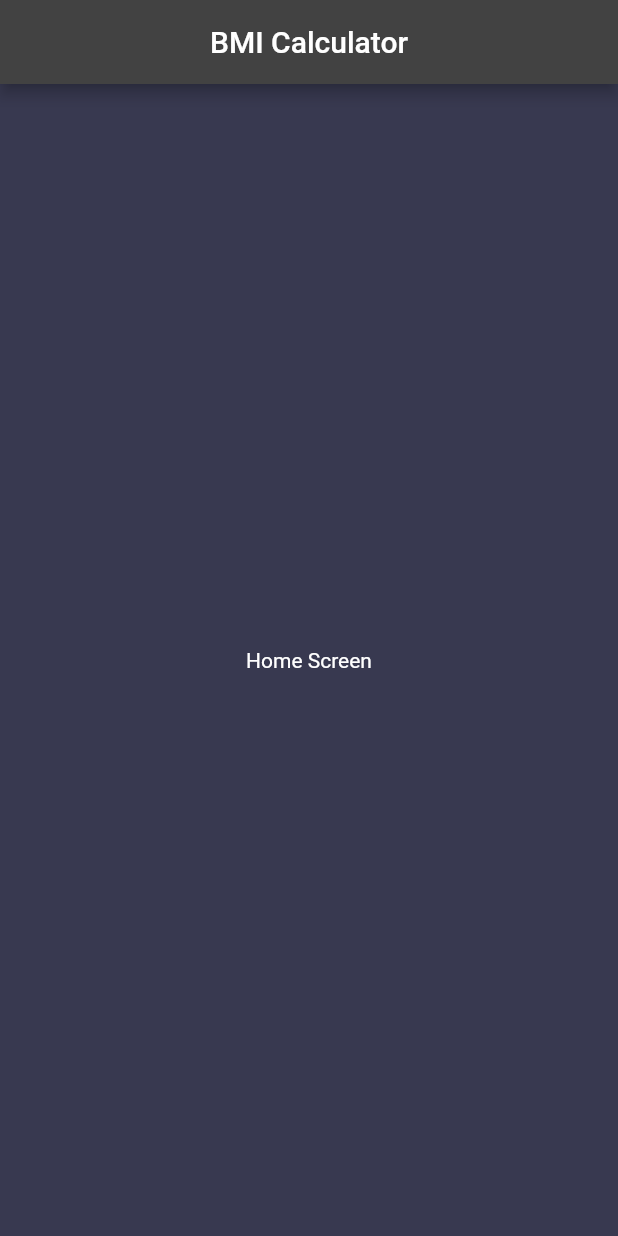
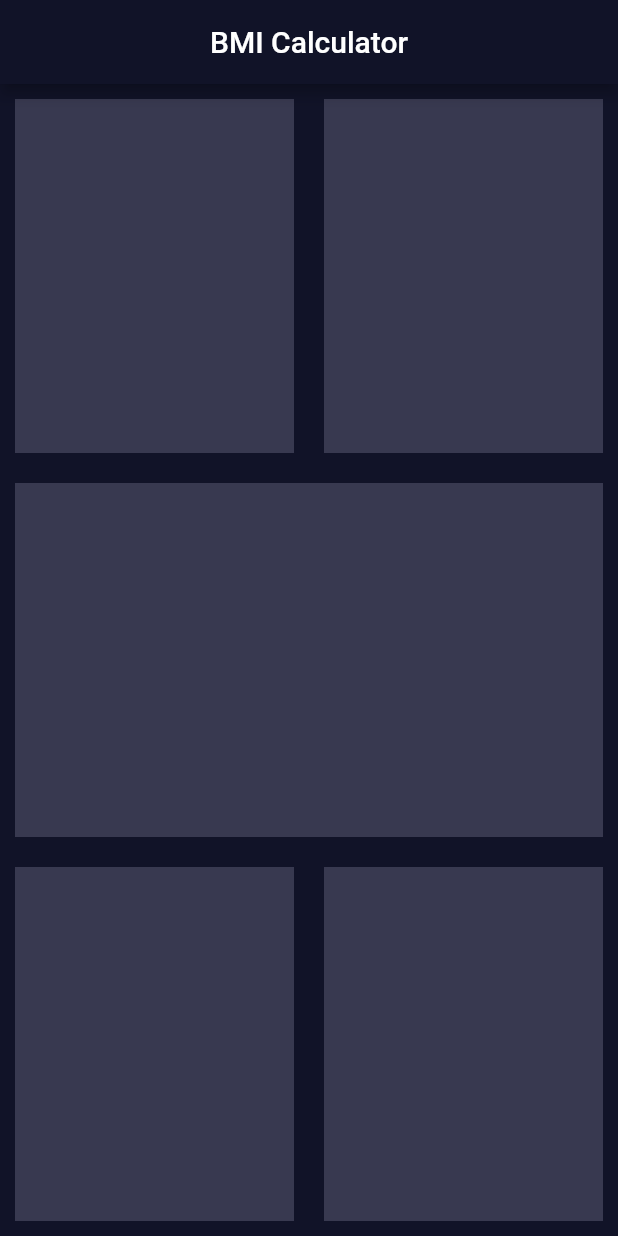
Before and after one commit to samirsamawade/bmi_calculator, a Flutter app: the screen it shows after launch, on a phone screen of 412 x 824 dp. Run offline on Flutter 3.47's test engine with Material 2 defaults, Android fonts, the phone set to English and light mode, and no system bars.

Commit message:
Home Page Structure

```diff
--- a/lib/main.dart
+++ b/lib/main.dart
@@ -14,9 +14,8 @@ class BMICalculator extends StatelessWidget {
     return MaterialApp(
       debugShowCheckedModeBanner: false,
       theme: ThemeData.dark().copyWith(
-        primaryColor: const Color(0xFF111328),
-        scaffoldBackgroundColor: const Color(0xFF383950)
-      ),
+          primaryColor: const Color(0xFF383950),
+          scaffoldBackgroundColor: const Color(0xFF111328)),
       home: const HomeScreen(),
     );
   }
--- a/lib/screens/home.dart
+++ b/lib/screens/home.dart
@@ -7,10 +7,56 @@ class HomeScreen extends StatelessWidget {
   Widget build(BuildContext context) {
     return Scaffold(
       appBar: AppBar(
+        backgroundColor: const Color(0xFF111328),
         title: const Text("BMI Calculator"),
         centerTitle: true,
       ),
-      body: const Center(child: Text("Home Screen")),
+      body: Column(
+        children: [
+          Expanded(
+            child: Row(
+              children: [
+                Expanded(
+                  child: Container(
+                    margin: const EdgeInsets.all(10.0),
+                    color: const Color(0xFF383950),
+                  ),
+                ),
+                Expanded(
+                  child: Container(
+                    margin: const EdgeInsets.all(10.0),
+                    color: const Color(0xFF383950),
+                  ),
+                ),
+              ],
+            ),
+          ),
+          Expanded(
+            child: Container(
+              margin: const EdgeInsets.all(10.0),
+              color: const Color(0xFF383950),
+            ),
+          ),
+          Expanded(
+            child: Row(
+              children: [
+                Expanded(
+                  child: Container(
+                    margin: const EdgeInsets.all(10.0),
+                    color: const Color(0xFF383950),
+                  ),
+                ),
+                Expanded(
+                  child: Container(
+                    margin: const EdgeInsets.all(10.0),
+                    color: const Color(0xFF383950),
+                  ),
+                ),
+              ],
+            ),
+          ),
+        ],
+      ),
     );
   }
 }
```
